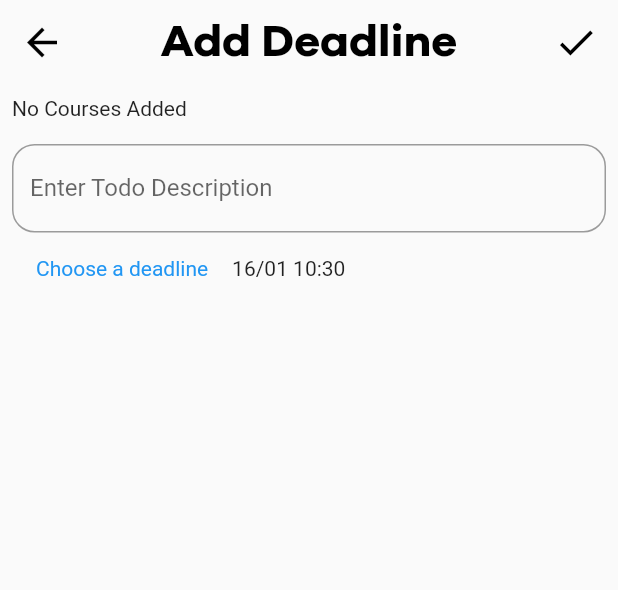
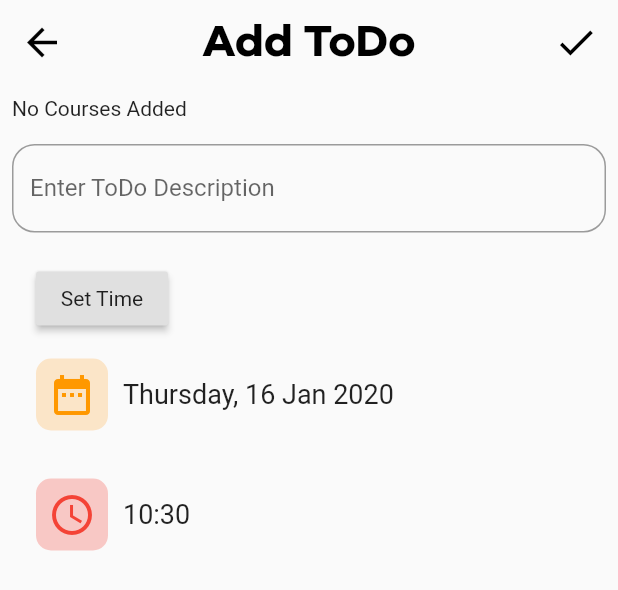
Before and after one commit to utarit/uni_kit, a Flutter app: the DeadlineScreen widget shown alone on an empty page, opened directly, after a tap on the "add" icon, on a phone screen of 412 x 824 dp. Shown: the top 590 px of the screen. Run offline on Flutter 3.47's test engine with Material 2 defaults, Android fonts, the phone set to English and light mode, and no system bars; our stand-ins replace flutter_datetime_picker, hive, progress_indicators; accounts and stored records are empty; statements that could not run were skipped.

Commit message:
todoscreen stylized

```diff
--- a/lib/features/todo_list/ui/screens/deadline_edit_screen.dart
+++ b/lib/features/todo_list/ui/screens/deadline_edit_screen.dart
@@ -20,7 +20,7 @@ class _DeadlineEditScreenState extends State<DeadlineEditScreen> {
 
   String fs(int n) => n < 9 ? "0$n" : "$n";
   String formattedDate(DateTime date) =>
-      "${fs(date.day)}/${fs(date.month)} ${fs(date.hour)}:${fs(date.minute)}";
+      "${days[date.weekday]}, ${fs(date.day)} ${months[date.month]} ${date.year}";
 
   @override
   void initState() {
@@ -77,7 +77,7 @@ class _DeadlineEditScreenState extends State<DeadlineEditScreen> {
         backgroundColor: Colors.transparent,
         elevation: 0,
         title: Text(
-          "Add Deadline",
+          "Add ToDo",
           style: TextStyle(
               fontFamily: "Galano",
               fontSize: 30,
@@ -95,18 +95,20 @@ class _DeadlineEditScreenState extends State<DeadlineEditScreen> {
                     crossAxisAlignment: CrossAxisAlignment.start,
                     children: <Widget>[
                       buildCourseList(context, courses),
-                      SizedBox(height: 16.0,),
+                      SizedBox(
+                        height: 16.0,
+                      ),
                       TextFormField(
                         keyboardType: TextInputType.multiline,
                         maxLines: null,
                         controller: descriptionController,
                         textCapitalization: TextCapitalization.sentences,
-                        decoration:  InputDecoration(
-                                labelText: "Enter Todo Description",
+                        decoration: InputDecoration(
+                          labelText: "Enter ToDo Description",
                           fillColor: Colors.white,
-                                border:  OutlineInputBorder(
-                                  borderRadius:  BorderRadius.circular(15.0),
-                                  borderSide:  BorderSide(),
+                          border: OutlineInputBorder(
+                            borderRadius: BorderRadius.circular(15.0),
+                            borderSide: BorderSide(),
                           ),
                           //fillColor: Colors.green
                         ),
@@ -117,30 +119,76 @@ class _DeadlineEditScreenState extends State<DeadlineEditScreen> {
                           return null;
                         },
                       ),
-                      Row(
-                        children: <Widget>[
-                          FlatButton(
+                      SizedBox(
+                        height: 20,
+                      ),
+                      Padding(
+                        padding: const EdgeInsets.only(left: 16.0),
+                        child: RaisedButton(
+                          child: Container(
+                            child: Text("Set Time"),
+                          ),
                           onPressed: () {
                                 DatePicker.showDateTimePicker(context,
                                     showTitleActions: true,
                                     minTime: DateTime.now(),
                                     maxTime: DateTime.utc(
-                                        DateTime.now().year + 1,
-                                        12,
-                                        31,
-                                        23,
-                                        59), onConfirm: (date) {
+                                        DateTime.now().year + 1, 12, 31, 23, 59),
+                                    onConfirm: (date) {
                                   setState(() {
                                     deadline = date;
                                   });
                                 }, currentTime: DateTime.now());
-                              },
-                              child: Text(
-                                "Choose a deadline",
-                                style: TextStyle(color: Colors.blue),
-                              )),
-                          Text(deadline == null ? "" : formattedDate(deadline))
+                              }
+                        ),
+                      ),
+                      Padding(
+                        padding: const EdgeInsets.all(16.0),
+                        child: Row(
+                          children: <Widget>[
+                            Container(
+                              decoration: BoxDecoration(
+                                borderRadius: BorderRadius.circular(10),
+                                color: Colors.orangeAccent.withOpacity(0.27),
+                              ),
+                              padding: const EdgeInsets.all(8),
+                              child: Icon(
+                                Icons.date_range,
+                                color: Colors.orange,
+                                size: 32,
+                              ),
+                            ),
+                            SizedBox(width: 10,),
+                            Text(
+                              deadline == null ? "" : formattedDate(deadline),
+                              style: TextStyle(fontSize: 18),
+                            )
                           ],
+                        ),
+                      ),
+                      Padding(
+                        padding: const EdgeInsets.all(16.0),
+                        child: Row(
+                          children: <Widget>[
+                            Container(
+                              decoration: BoxDecoration(
+                                borderRadius: BorderRadius.circular(10),
+                                color: Colors.red.withOpacity(0.27),
+                              ),
+                              padding: const EdgeInsets.all(8),
+                              child: Icon(
+                                Icons.access_time,
+                                color: Colors.red,
+                                size: 32,
+                              ),
+                            ),
+                            SizedBox(width: 10,),
+                            Text(
+                              deadline == null ? "" : "${fs(deadline.hour)}:${fs(deadline.minute)}",
+                              style: TextStyle(fontSize: 18),
+                            )
+                          ],
+                        ),
                       ),
                     ],
                   ),
@@ -152,7 +200,7 @@ class _DeadlineEditScreenState extends State<DeadlineEditScreen> {
   }
 
   buildCourseList(context, courses) {
-    if(courses.isEmpty){
+    if (courses.isEmpty) {
       return Text("No Courses Added");
     }
     return SizedBox(
@@ -200,3 +248,13 @@ class _DeadlineEditScreenState extends State<DeadlineEditScreen> {
     );
   }
 }
+
+const Map days = {
+  1: "Monday",
+  2: "Tuesday",
+  3: "Wednesday",
+  4: "Thursday",
+  5: "Friday",
+  6: "Saturday",
+  7: "Sunday"
+};
--- a/lib/features/todo_list/ui/screens/deadline_screen.dart
+++ b/lib/features/todo_list/ui/screens/deadline_screen.dart
@@ -7,7 +7,14 @@ import 'package:uni_kit/features/todo_list/domain/providers/todo_provider.dart';
 import 'package:uni_kit/features/todo_list/ui/screens/deadline_edit_screen.dart';
 import 'package:uni_kit/features/todo_list/ui/widgets/todo_list_tile.dart';
 
-class DeadlineScreen extends StatelessWidget {
+class DeadlineScreen extends StatefulWidget {
+  @override
+  _DeadlineScreenState createState() => _DeadlineScreenState();
+}
+
+class _DeadlineScreenState extends State<DeadlineScreen> {
+  String todoFilter = "";
+
   final Map<String, Color> colorList = {
     "lastDay": Colors.red,
     "lastWeek": Colors.orange,
@@ -67,11 +74,14 @@ class DeadlineScreen extends StatelessWidget {
         ),
         Container(
           color: Color(0xFF232429),
+          height: MediaQuery.of(context).size.height,
           width: MediaQuery.of(context).size.width * 1 / 5,
           child: Selector<CourseProvider, List<Course>>(
             selector: (context, CourseProvider courseProvider) =>
                 courseProvider.courses,
-            builder: (context, List<Course> courses, child) => Column(
+            builder: (context, List<Course> courses, child) =>
+                SingleChildScrollView(
+              child: Column(
                 mainAxisAlignment: MainAxisAlignment.spaceBetween,
                 children: <Widget>[
                   // Padding(
@@ -82,17 +92,20 @@ class DeadlineScreen extends StatelessWidget {
                   //   ),
                   // ),
                   Padding(
-                  padding: const EdgeInsets.only(top: 32.0),
-                  child: buildCourseList(context, courses),
-                ),
-                Padding(
-                  padding: const EdgeInsets.only(bottom: 16.0),
+                    padding: const EdgeInsets.only(top: 34.0),
                     child: Icon(
                       Icons.calendar_today,
                       color: Colors.white,
                     ),
-                )
+                  ),
+                  SizedBox(
+                    height: 16,
+                  ),
+                  buildCourseTile(context, "ALL", Colors.white.value, ""),
+                  buildCourseList(context, courses),
+                  // buildCourseTile(context, "+", Colors.white.value, "+")
                 ],
+              ),
             ),
           ),
         )
@@ -105,26 +118,10 @@ class DeadlineScreen extends StatelessWidget {
       crossAxisAlignment: CrossAxisAlignment.center,
       mainAxisAlignment: MainAxisAlignment.start,
       children: List.generate(courses.length, (index) {
-          return Container(
-              height: MediaQuery.of(context).size.width * 1 / 5 - 30,
-              width: MediaQuery.of(context).size.width * 1 / 5 - 30,
-              padding: const EdgeInsets.all(4),
-              margin: const EdgeInsets.symmetric(vertical: 8),
-              decoration: BoxDecoration(
-                  color: Color(0xff3A3B40),
-                  borderRadius: BorderRadius.circular(10),
-                  boxShadow: [BoxShadow(offset: Offset.fromDirection(3.14 / 2))]
-                  // border: Border.all(color: Colors.grey),
-                  ),
-              alignment: Alignment.center,
-              child: Text(
-                courses[index].acronym[0],
-                style: TextStyle(
-                    fontSize: 20,
-                    color: Color(courses[index].color),
-                    fontWeight: FontWeight.bold),
-              ));
-        }));
+        return buildCourseTile(context, courses[index].acronym[0],
+            courses[index].color, courses[index].acronym);
+      }),
+    );
   }
 
   ListView buildListView(List<Deadline> deadlines) {
@@ -144,7 +141,7 @@ class DeadlineScreen extends StatelessWidget {
           background: Container(
             padding: EdgeInsets.only(right: 16),
             alignment: Alignment.centerRight,
-            color: Colors.redAccent[400],
+            color: Colors.grey,
             child: Icon(Icons.delete, color: Colors.white),
           ),
           key: UniqueKey(),
@@ -154,21 +151,63 @@ class DeadlineScreen extends StatelessWidget {
     );
   }
 
-  chooseTileColor(DateTime deadline) {
-    final now = DateTime.now();
-    if (deadline.isBefore(now)) {
-      return Colors.grey;
-    } else if (deadline.difference(now) < Duration(days: 1)) {
-      return Colors.red;
-    } else if (deadline.difference(now) < Duration(days: 7)) {
-      return Colors.orange;
+  Widget buildCourseTile(context, letter, color, filter) => GestureDetector(
+        onTap: () {
+          if (filter == "+") {
+            //add
           } else {
-      return Colors.green;
+            if (todoFilter != filter) {
+              setState(() {
+                todoFilter = filter;
+              });
             }
           }
+        },
+        child: Stack(
+          alignment: Alignment.center,
+          children: <Widget>[
+            Container(
+              height: MediaQuery.of(context).size.width * 1 / 5 - 30,
+              width: MediaQuery.of(context).size.width * 1 / 5 - 30,
+              padding: const EdgeInsets.all(4),
+              margin: const EdgeInsets.symmetric(vertical: 8),
+              decoration: BoxDecoration(
+                color: Color(0xff3A3B40),
+                borderRadius: BorderRadius.circular(10),
+                boxShadow: [BoxShadow(offset: Offset.fromDirection(3.14 / 2))],
+                // border: Border.all(width: todoFilter == filter ? 1 : 0),
+              ),
+              alignment: Alignment.center,
+              child: Text(
+                letter,
+                style: TextStyle(
+                    fontSize: 20,
+                    color: Color(color),
+                    fontWeight: FontWeight.bold),
+              ),
+            ),
+            todoFilter == filter
+                ? Positioned(
+                    right: 5,
+                    top: 13,
+                    child: CircleAvatar(
+                      radius: 4,
+                      child: Container(),
+                      backgroundColor: Color(color),
+                    ),
+                  )
+                : SizedBox.shrink()
+          ],
+        ),
+      );
 
   List<Deadline> sortedDeadlines(List<Deadline> deadlines) {
     deadlines.sort((a, b) => a.endTime.compareTo(b.endTime));
+    if (todoFilter != "") {
+      return deadlines
+          .where((entry) => entry.course.acronym == todoFilter)
+          .toList();
+    }
     return deadlines;
   }
 
```
Also changed, not shown: lib/features/todo_list/ui/widgets/todo_list_tile.dart (+43 -5 lines). Lines whose indentation alone changed are shown as unchanged.
